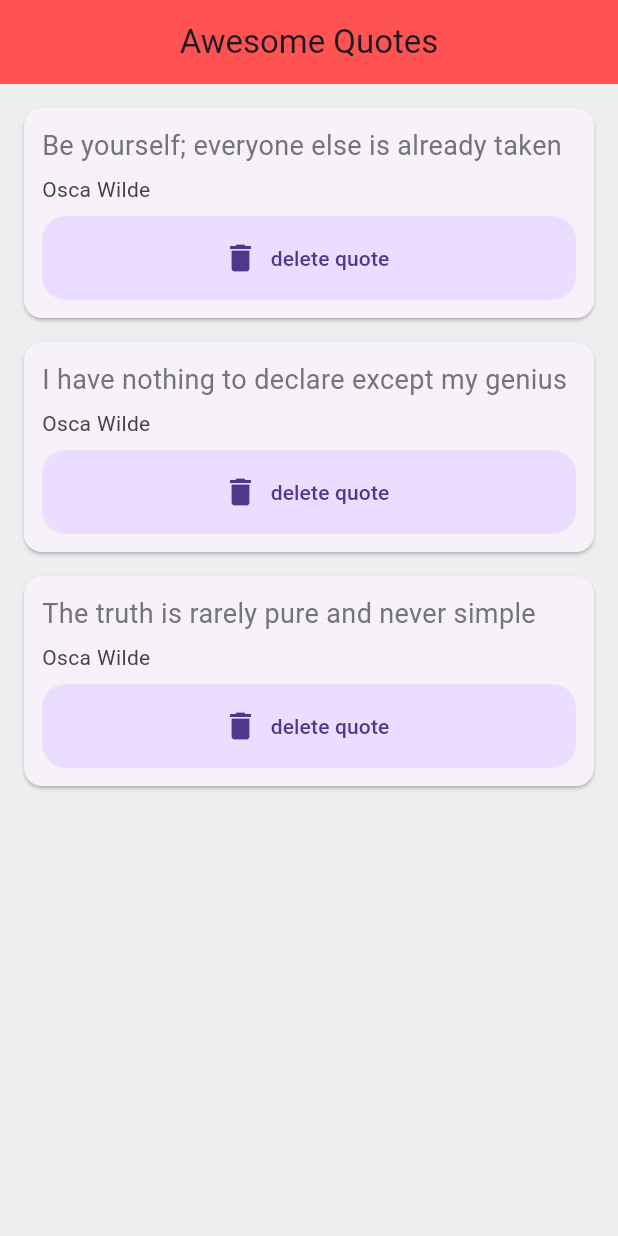
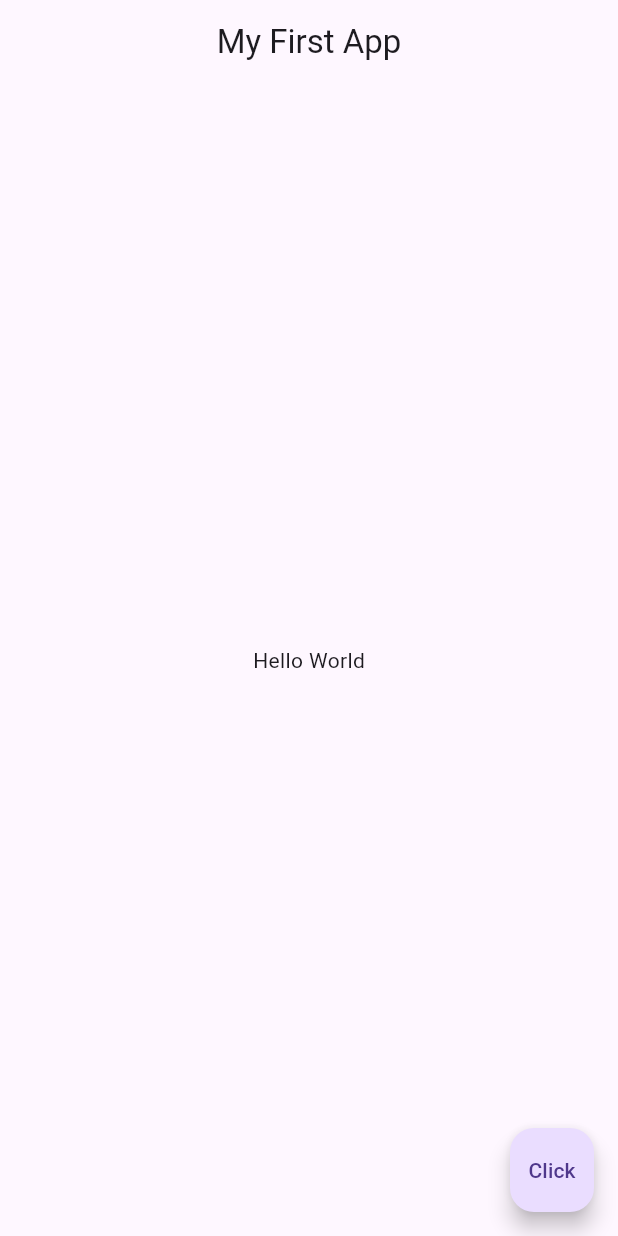
Before and after one commit to roroiii/Learning-flutter-Project, a Flutter app: the screen it shows after launch, on a phone screen of 412 x 824 dp. Run offline on Flutter 3.47's test engine with Material 3 defaults, Android fonts, the phone set to English and light mode, and no system bars.

```diff
--- a/lib/main.dart
+++ b/lib/main.dart
@@ -1,50 +1,17 @@
 import 'package:flutter/material.dart';
-import 'quote.dart';
-import 'quote_card.dart';
 
 void main() => runApp(MaterialApp(
-      home: QuoteList(),
+      home: Scaffold(
+        appBar: AppBar(
+          title: Text('My First App'),
+          centerTitle: true,
+        ),
+        body: Center(
+          child: Text('Hello World'),
+        ),
+        floatingActionButton: FloatingActionButton(
+          onPressed: () {},
+          child: Text('Click'),
+        ),
+      ),
     ));
-
-class QuoteList extends StatefulWidget {
-  const QuoteList({super.key});
-
-  @override
-  State<QuoteList> createState() => _QuoteListState();
-}
-
-class _QuoteListState extends State<QuoteList> {
-  List<Quote> quotes = [
-    Quote(
-        author: 'Osca Wilde',
-        text: 'Be yourself; everyone else is already taken'),
-    Quote(
-        author: 'Osca Wilde',
-        text: 'I have nothing to declare except my genius'),
-    Quote(
-        author: 'Osca Wilde',
-        text: 'The truth is rarely pure and never simple'),
-  ];
-
-  @override
-  Widget build(BuildContext context) {
-    return Scaffold(
-      backgroundColor: Colors.grey[200],
-      appBar: AppBar(
-          title: const Text('Awesome Quotes'),
-          centerTitle: true,
-          backgroundColor: Colors.redAccent),
-      body: Column(
-        children: quotes
-            .map((quote) => QuoteCard(
-                quote: quote,
-                delete: () {
-                  setState(() {
-                    quotes.remove(quote);
-                  });
-                }))
-            .toList(),
-      ),
-    );
-  }
-}
--- a/lib/quote.dart
+++ /dev/null
@@ -1,6 +0,0 @@
-class Quote {
-  String text;
-  String author;
-
-  Quote({required this.text, required this.author});
-}
--- a/lib/quote_card.dart
+++ /dev/null
@@ -1,43 +0,0 @@
-import 'package:flutter/material.dart';
-import 'quote.dart';
-
-class QuoteCard extends StatelessWidget {
-  final Quote quote;
-  final VoidCallback delete;
-  QuoteCard({required this.quote, required this.delete});
-
-  @override
-  Widget build(BuildContext context) {
-    return Card(
-      margin: const EdgeInsets.fromLTRB(16.0, 16.0, 16.0, 0),
-      child: Padding(
-        padding: const EdgeInsets.all(12.0),
-        child: Column(
-          crossAxisAlignment: CrossAxisAlignment.stretch,
-          children: <Widget>[
-            Text(quote.text,
-                style: TextStyle(
-                  fontSize: 18.0,
-                  color: Colors.grey[600],
-                )),
-            const SizedBox(height: 6.0),
-            Text(quote.author,
-                style: TextStyle(
-                  fontSize: 14.0,
-                  color: Colors.grey[800],
-                )),
-            const SizedBox(
-              height: 8.0,
-            ),
-            FloatingActionButton.extended(
-              onPressed: delete,
-              label: const Text('delete quote'),
-              icon: const Icon(Icons.delete),
-              elevation: 0.0,
-            ),
-          ],
-        ),
-      ),
-    );
-  }
-}
```
